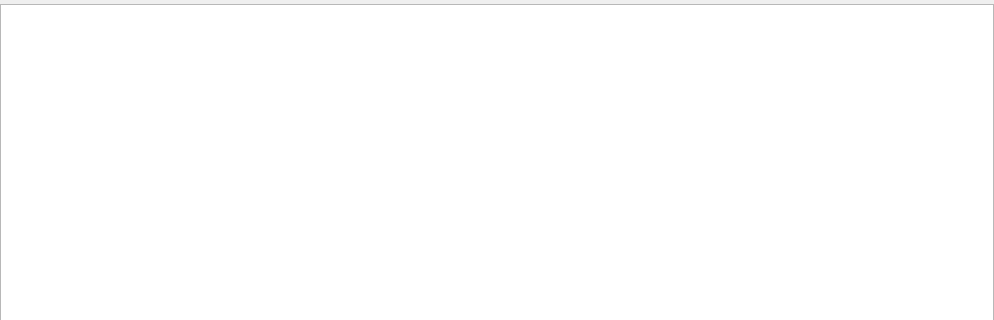
Before: the Qt Designer form src/plugins/qmldesigner/components/connectioneditor/connectionviewwidget.ui in qt-creator/qt-creator, drawn with Qt 5; both pictures show x 0 to 994 and y 0 to 320 of the 994 by 611 pixel window.
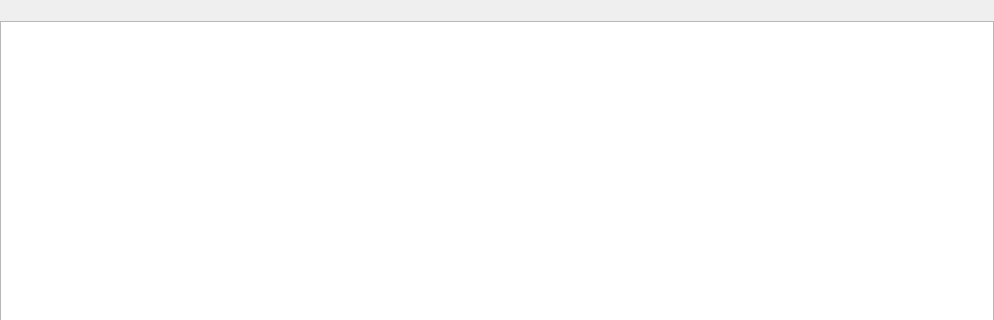
After: the same form once the commit is applied.

Commit message:
QmlDesigner: Add toolbar back to ConnectionView
Setting the fusion style only on the stack widget to keep the toolbar style.

```diff
--- a/src/plugins/qmldesigner/components/connectioneditor/connectionviewwidget.ui
+++ b/src/plugins/qmldesigner/components/connectioneditor/connectionviewwidget.ui
@@ -51,10 +51,7 @@
      </property>
     </widget>
    </item>
-   <item row="0" column="0">
-    <widget class="QTabBar" name="tabBar" native="true"/>
-   </item>
-   <item row="2" column="0">
+   <item row="3" column="0">
     <widget class="QStackedWidget" name="stackedWidget">
      <property name="currentIndex">
       <number>3</number>
@@ -255,6 +252,9 @@
      </widget>
     </widget>
    </item>
+   <item row="2" column="0">
+    <widget class="QToolBar" name="toolBar" native="true"/>
+   </item>
   </layout>
   <zorder>stackedWidget</zorder>
   <zorder>tabBar</zorder>
```
Left out of the diff: 4 changed lines with no effect on the pictures. The commit also changes 1 other file.
